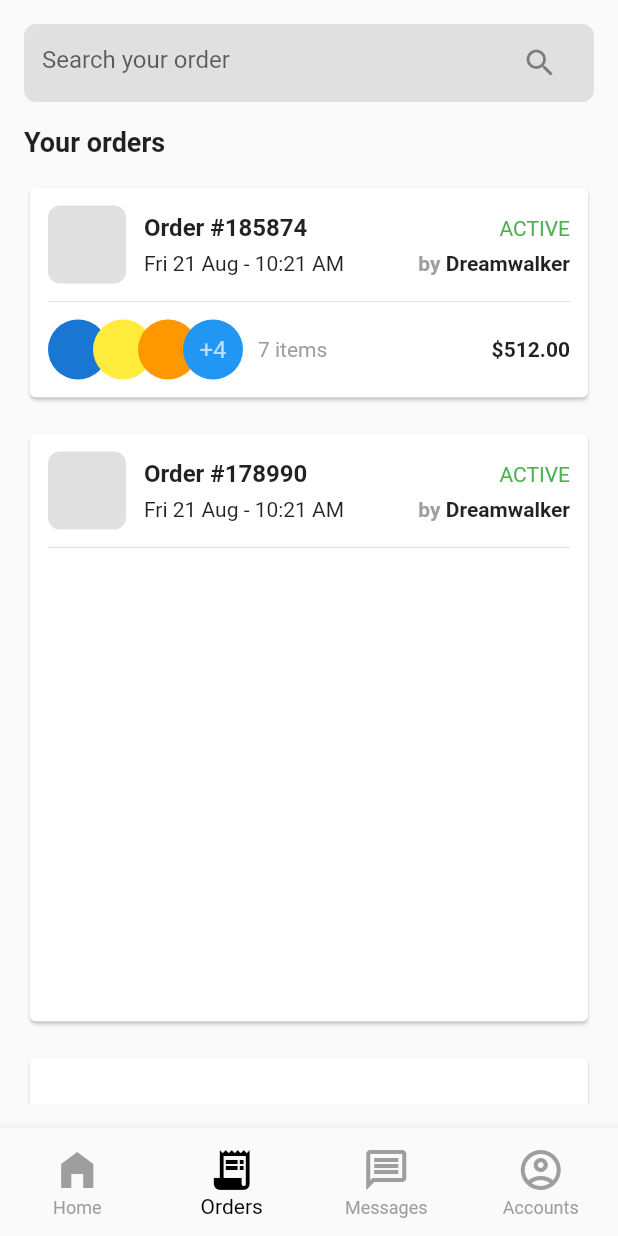
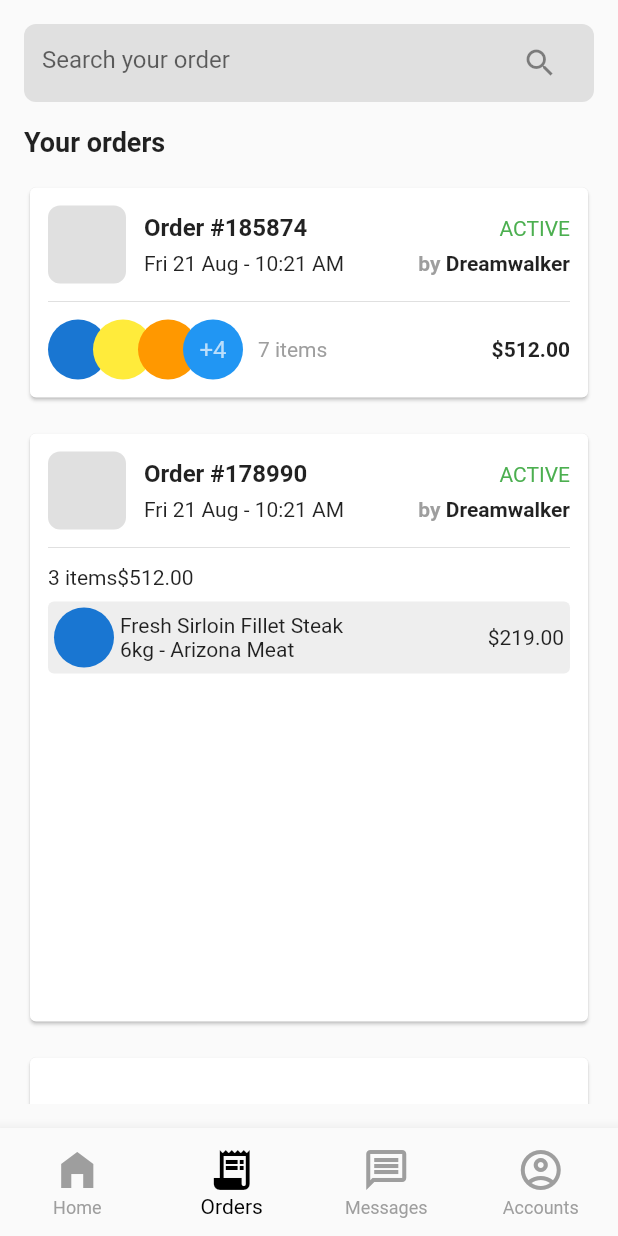
Before and after one commit to JAICHANGPARK/flutter_notebook_chapter_24, a Flutter app: the OrderingMainPage screen opened directly, item 2 of the bottom bar chosen, on a phone screen of 412 x 824 dp. Run offline on Flutter 3.47's test engine with Material 2 defaults, Android fonts, the phone set to English and light mode, and no system bars; our stand-ins replace flutter_riverpod, freezed_annotation, ionicons, percent_indicator; missing offline and left inert: crypto_font_icons; network calls fail.

Commit message:
Update ordering_order_page.dart

```diff
--- a/lib/ep1389_ordering_app/view/ordering_order_page.dart
+++ b/lib/ep1389_ordering_app/view/ordering_order_page.dart
@@ -260,6 +260,37 @@ class _OrderingOrderPageState extends State<OrderingOrderPage> {
                             const Divider(
                               height: 24,
                             ),
+                            Row(
+                              children: [
+                                Text("3 items"),
+                                Text("\$512.00"),
+                              ],
+                            ),
+                            Container(
+                              padding: EdgeInsets.all(4),
+                              decoration: BoxDecoration(
+                                color: Colors.grey[200],
+                                borderRadius: BorderRadius.circular(4),
+                              ),
+                              margin: EdgeInsets.only(top: 8),
+                              child: Row(
+                                children: [
+                                  CircleAvatar(),
+                                  SizedBox(
+                                    width: 4,
+                                  ),
+                                  Column(
+                                    crossAxisAlignment: CrossAxisAlignment.start,
+                                    children: [
+                                      Text("Fresh Sirloin Fillet Steak"),
+                                      Text("6kg - Arizona Meat"),
+                                    ],
+                                  ),
+                                  Spacer(),
+                                  Text("\$219.00"),
+                                ],
+                              ),
+                            )
                           ],
                         ),
                       ),
```
